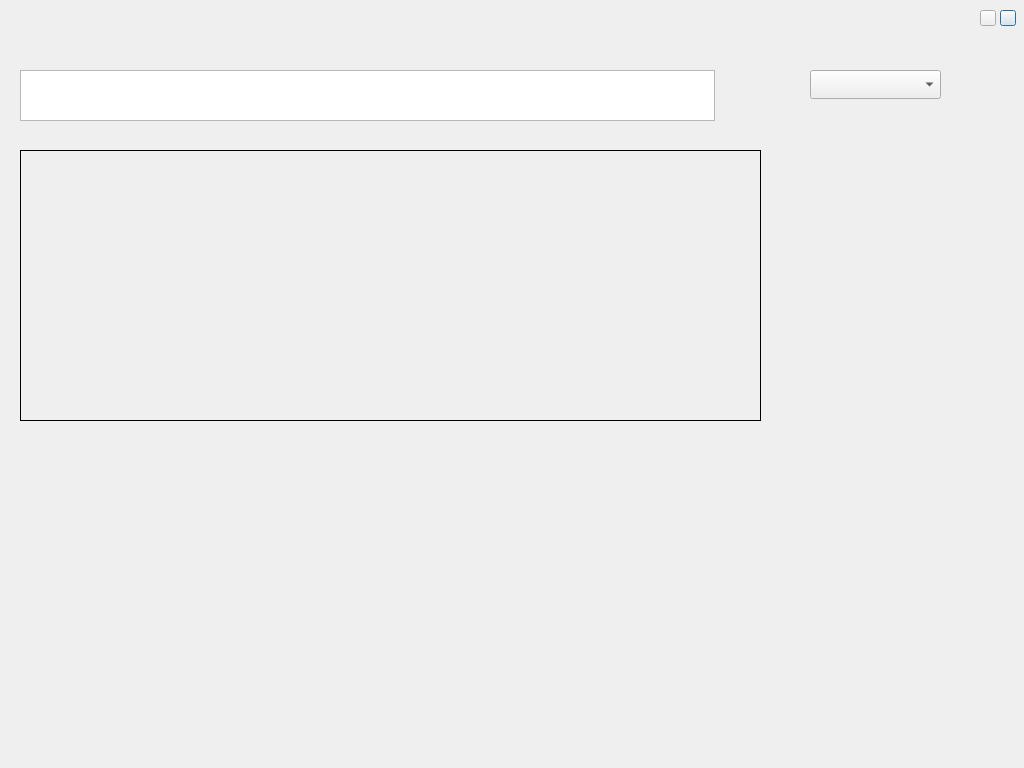
oddukgi/QtQik, file src/configure.ui: the form before one commit.
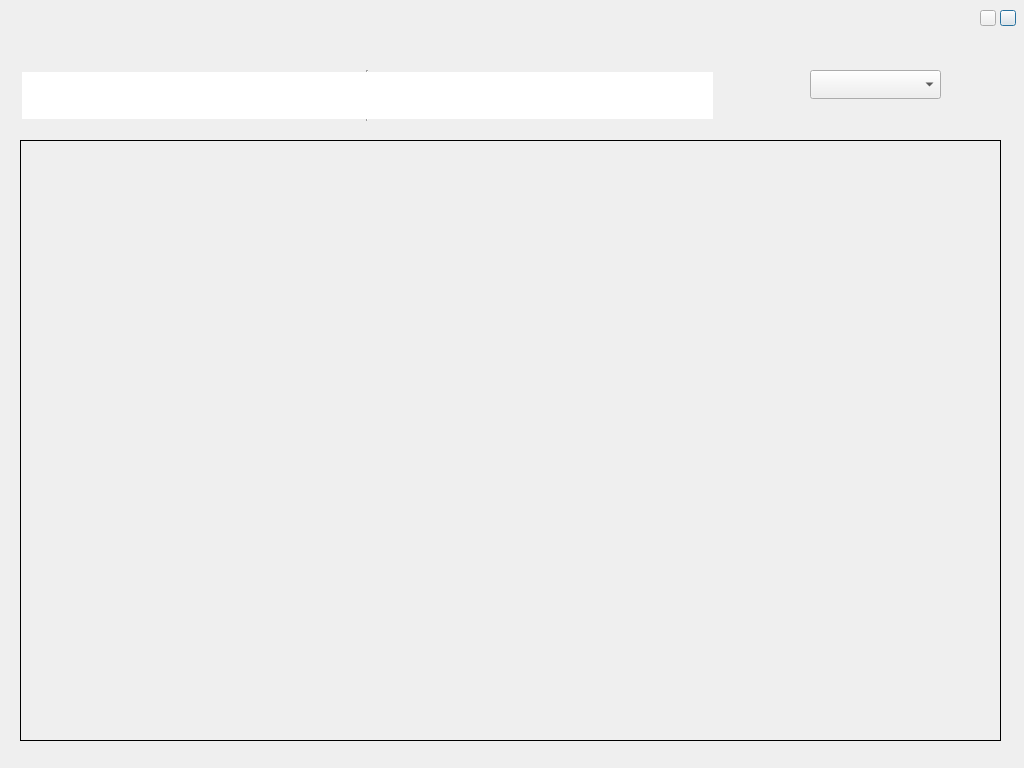
The form after the commit. Icons and pictures are not drawn.

Commit message: add signal-slot to change pages

Patch:
```diff
--- a/src/configure.ui
+++ b/src/configure.ui
@@ -25,34 +25,10 @@
   <property name="windowTitle">
    <string>Dialog</string>
   </property>
-  <widget class="QWidget" name="verticalLayoutWidget_2">
-   <property name="geometry">
-    <rect>
-     <x>20</x>
-     <y>150</y>
-     <width>741</width>
-     <height>271</height>
-    </rect>
-   </property>
-   <layout class="QVBoxLayout" name="verticalLayout_2">
-    <item>
-     <widget class="QStackedWidget" name="stackedWidget">
-      <property name="frameShape">
-       <enum>QFrame::Box</enum>
-      </property>
-      <property name="currentIndex">
-       <number>0</number>
-      </property>
-      <widget class="QWidget" name="page"/>
-      <widget class="QWidget" name="page_2"/>
-     </widget>
-    </item>
-   </layout>
-  </widget>
   <widget class="QLabel" name="Accound_Label">
    <property name="geometry">
     <rect>
-     <x>760</x>
+     <x>720</x>
      <y>70</y>
      <width>41</width>
      <height>50</height>
@@ -105,6 +81,12 @@
      <height>51</height>
     </size>
    </property>
+   <property name="layoutDirection">
+    <enum>Qt::LeftToRight</enum>
+   </property>
+   <property name="frameShape">
+    <enum>QFrame::VLine</enum>
+   </property>
    <property name="iconSize">
     <size>
      <width>667</width>
@@ -170,6 +152,21 @@
      <normaloff>:/res/min1.png</normaloff>:/res/min1.png</iconset>
    </property>
   </widget>
+  <widget class="QStackedWidget" name="stackedWidget">
+   <property name="geometry">
+    <rect>
+     <x>20</x>
+     <y>140</y>
+     <width>981</width>
+     <height>601</height>
+    </rect>
+   </property>
+   <property name="frameShape">
+    <enum>QFrame::Box</enum>
+   </property>
+   <widget class="QWidget" name="page_3"/>
+   <widget class="QWidget" name="page_4"/>
+  </widget>
  </widget>
  <resources>
   <include location="styles.qrc"/>
```
Left out of the diff: 6 changed lines with no effect on the pictures. The commit also changes 13 other files.
